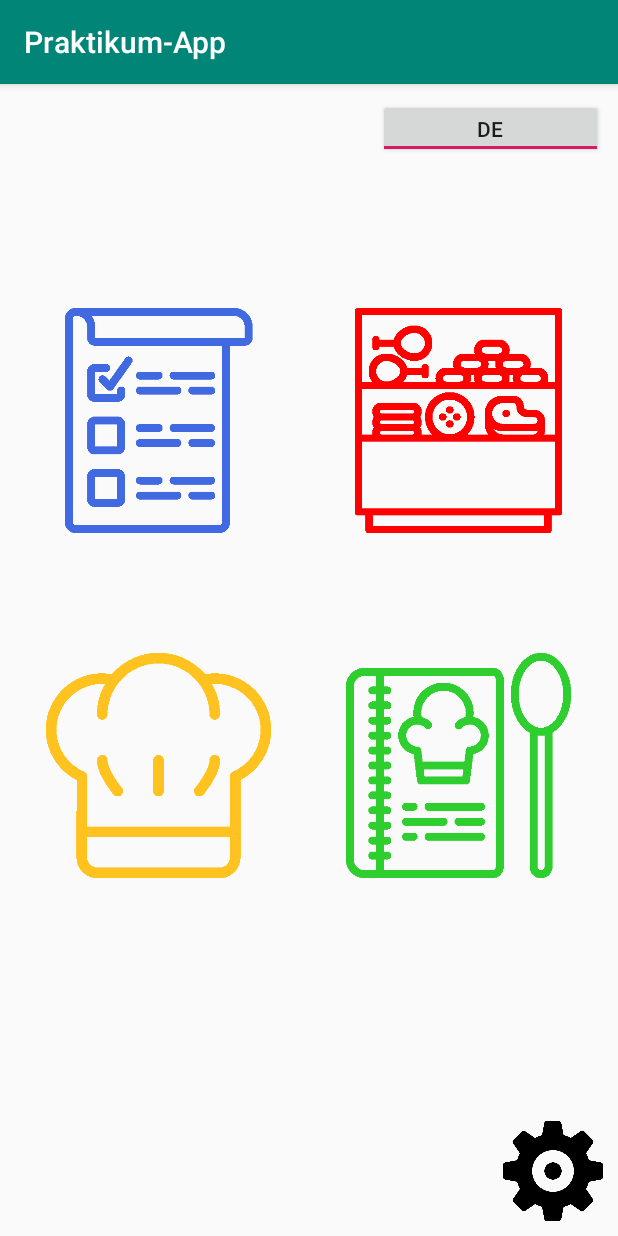
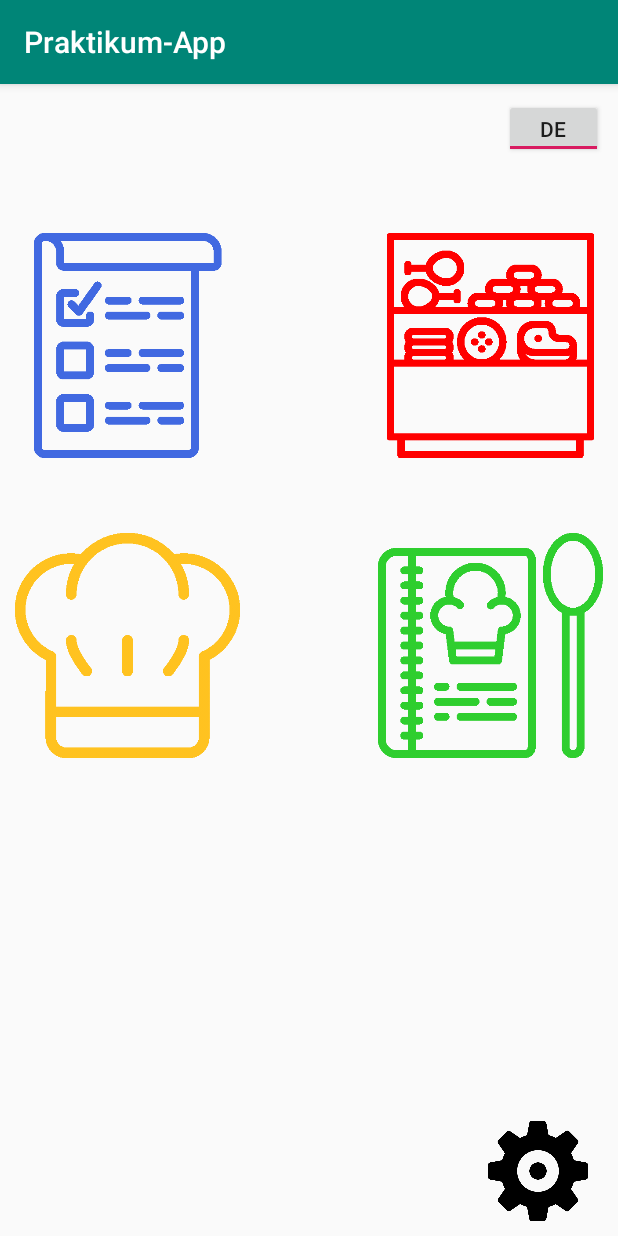
Before and after one commit to LennartPaciner/app-praktikum, an Android app: the screen it shows after launch (MainActivity), on a phone screen of 412 x 824 dp. Run offline under Robolectric (Android 15) with nearby library versions, the phone set to English and light mode, and no system bars.

Commit message:
mainlayout korrektur

```diff
--- a/praktikum/app/src/main/res/layout/activity_main.xml
+++ b/praktikum/app/src/main/res/layout/activity_main.xml
@@ -1,33 +1,21 @@
 <?xml version="1.0" encoding="utf-8"?>
-<androidx.constraintlayout.widget.ConstraintLayout xmlns:android="http://schemas.android.com/apk/res/android"
+<RelativeLayout xmlns:android="http://schemas.android.com/apk/res/android"
     xmlns:app="http://schemas.android.com/apk/res-auto"
     xmlns:tools="http://schemas.android.com/tools"
     android:layout_width="match_parent"
     android:layout_height="match_parent"
-    tools:context=".MainActivity">
-
-    <TableLayout
-        android:layout_width="0dp"
-        android:layout_height="wrap_content"
     android:layout_marginStart="10dp"
     android:layout_marginLeft="10dp"
     android:layout_marginTop="10dp"
     android:layout_marginEnd="10dp"
-        android:layout_marginRight="10dp"
-        app:layout_constraintEnd_toEndOf="parent"
-        app:layout_constraintHorizontal_bias="1.0"
-        app:layout_constraintStart_toStartOf="parent"
-        app:layout_constraintTop_toTopOf="parent">
+    tools:context=".MainActivity">
 
-        <TableRow
-            android:layout_width="match_parent"
-            android:layout_height="match_parent"
-            android:gravity="right">
 
     <ToggleButton
         android:id="@+id/toggleButton3"
         android:layout_width="66dp"
-                android:layout_height="match_parent"
+        android:layout_height="wrap_content"
+        android:layout_alignParentRight="true"
         android:checked="true"
         android:minWidth="0dp"
         android:minHeight="0dp"
@@ -35,43 +23,48 @@
         android:textOff="EN"
         android:textOn="DE" />
 
-        </TableRow>
 
-        <TableRow
-            android:layout_width="match_parent"
-            android:layout_height="match_parent"
-            android:gravity="center"
-            android:paddingTop="100dp">
 
     <Button
         android:id="@+id/button2"
         android:layout_width="150dp"
         android:layout_height="150dp"
         android:background="@mipmap/checklist_blau"
-                android:visibility="visible" />
+        android:visibility="visible"
+        android:layout_alignLeft="@+id/button"
+        android:layout_alignParentLeft="true"
+        android:layout_below="@+id/toggleButton3"
+        android:layout_marginBottom="50dp"
+        android:layout_marginTop="50dp"
+        />
 
     <Space
         android:layout_width="50dp"
         android:layout_height="wrap_content" />
 
     <Button
+
         android:id="@+id/button"
         android:layout_width="150dp"
         android:layout_height="150dp"
-                android:background="@mipmap/counter_rot" />
-        </TableRow>
+        android:background="@mipmap/counter_rot"
+        android:layout_alignParentRight="true"
+        android:layout_below="@+id/toggleButton3"
+        android:layout_marginBottom="50dp"
+        android:layout_marginTop="50dp"
+        />
 
-        <TableRow
-            android:layout_width="match_parent"
-            android:layout_height="match_parent"
-            android:gravity="center"
-            android:paddingTop="80dp">
+
 
     <Button
         android:id="@+id/button4"
         android:layout_width="150dp"
         android:layout_height="150dp"
-                android:background="@mipmap/chef_gelb" />
+        android:background="@mipmap/chef_gelb"
+        android:layout_alignLeft="@+id/button"
+        android:layout_alignParentLeft="true"
+        android:layout_below="@+id/button2"
+        />
 
     <Space
         android:layout_width="50dp"
@@ -81,10 +74,10 @@
         android:id="@+id/button3"
         android:layout_width="150dp"
         android:layout_height="150dp"
-                android:background="@mipmap/recipe_book_gruen" />
-        </TableRow>
-
-    </TableLayout>
+        android:background="@mipmap/recipe_book_gruen"
+        android:layout_alignParentRight="true"
+        android:layout_below="@+id/button"
+        />
 
     <Button
         android:id="@+id/button5"
@@ -96,6 +89,7 @@
         android:background="@mipmap/nut_icon"
         android:minWidth="0dip"
         android:minHeight="0dip"
-        app:layout_constraintBottom_toBottomOf="parent"
-        app:layout_constraintEnd_toEndOf="parent" />
-</androidx.constraintlayout.widget.ConstraintLayout>
+        android:layout_alignParentRight="true"
+        android:layout_alignParentBottom="true"/>
+
+</RelativeLayout>
```
Lines whose indentation alone changed are shown as unchanged.
